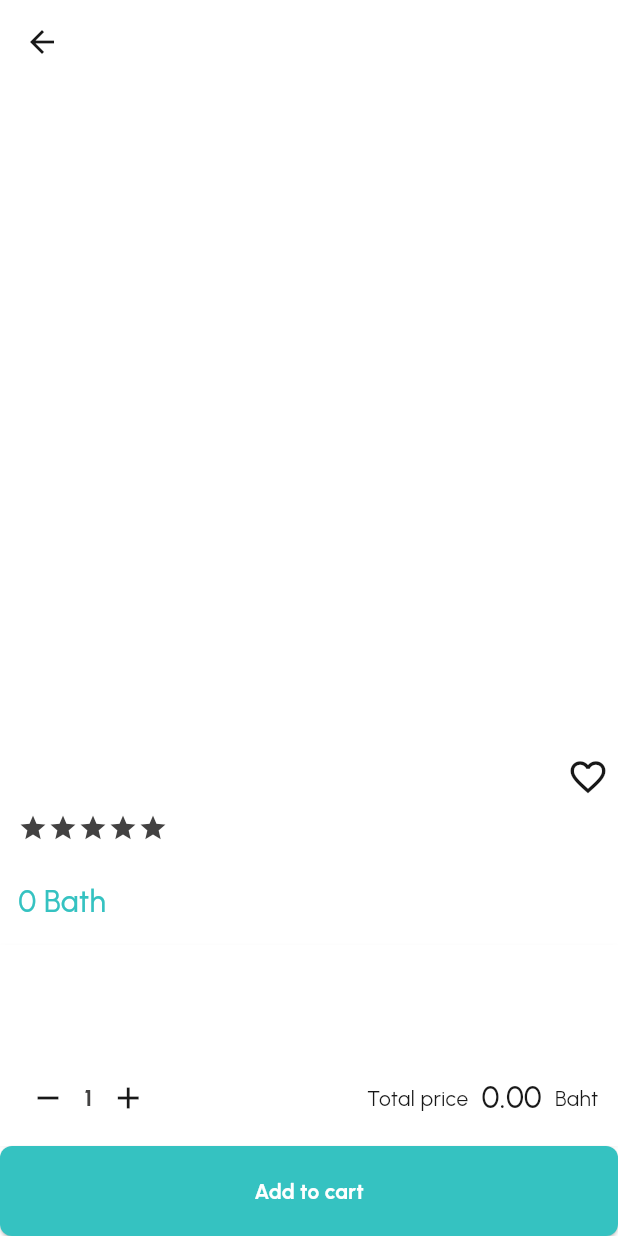
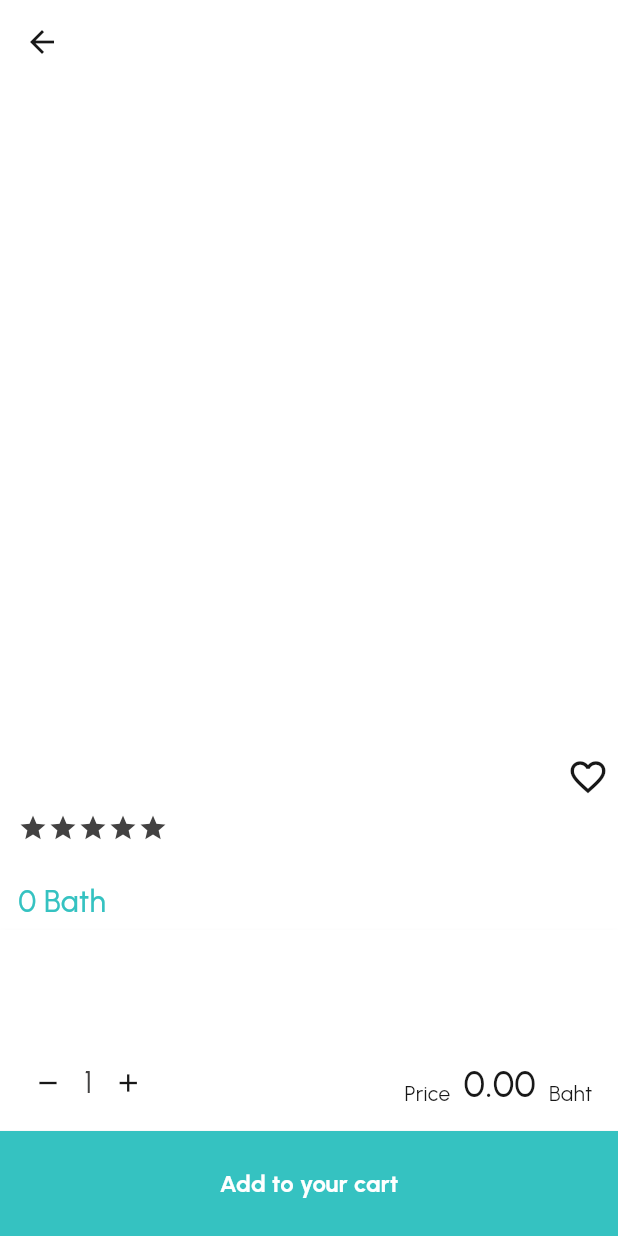
Before and after one commit to TanwaratSalee/StyleFinder, a Flutter app: the ItemDetails screen opened directly with empty values, on a phone screen of 412 x 824 dp. Run offline on Flutter 3.47's test engine with Material 3 defaults, Android fonts, the phone set to English and light mode, and no system bars; drawn by our look-alikes of velocity_x; our stand-ins replace cloud_firestore, firebase_auth, firebase_core, firebase_storage, flutter_card_swiper, font_awesome_flutter and 4 more; missing offline and left inert: flutter_facebook_auth, omise_flutter, pattern_formatter; accounts and stored records are empty.

Commit message:
items detail

```diff
--- a/lib/Views/home_screen/home_screen.dart
+++ b/lib/Views/home_screen/home_screen.dart
@@ -78,7 +78,7 @@ class _HomeScreenState extends State<HomeScreen> {
 
   @override
   Widget build(BuildContext context) {
-    var screenSize = MediaQuery.of(context).size; // ขนาดหน้าจอ
+    var screenSize = MediaQuery.of(context).size;
 
     return Scaffold(
       backgroundColor: whiteColor,
--- a/lib/Views/store_screen/item_details.dart
+++ b/lib/Views/store_screen/item_details.dart
@@ -52,11 +52,11 @@ class _ItemDetailsState extends State<ItemDetails> {
     fetchVendorImageUrl(widget.data['vendor_id']);
   }
 
-  int? selectedIndex; // This holds the index of the currently selected item
+  int? selectedIndex;
 
   void selectItem(int index) {
     setState(() {
-      selectedIndex = index; // Update the selectedIndex on tap
+      selectedIndex = index;
     });
   }
 
@@ -95,7 +95,8 @@ class _ItemDetailsState extends State<ItemDetails> {
       child: Scaffold(
         backgroundColor: whiteColor,
         appBar: AppBar(
-          title: widget.title!.text.color(greyDark2)
+          title: widget.title!.text
+              .color(greyDark2)
               .fontFamily(medium)
               .size(18)
               .make(),
@@ -135,8 +136,7 @@ class _ItemDetailsState extends State<ItemDetails> {
                               fontFamily: medium,
                               fontSize: 22,
                             ),
-                            softWrap:
-                                true,
+                            softWrap: true,
                           ).box.p4.make(),
                         ),
                         const Spacer(),
@@ -198,7 +198,8 @@ class _ItemDetailsState extends State<ItemDetails> {
                             children: [
                               5.widthBox,
                               Obx(() {
-                                String imageUrl = controller.vendorImageUrl.value;
+                                String imageUrl =
+                                    controller.vendorImageUrl.value;
                                 return imageUrl.isNotEmpty
                                     ? Image.network(
                                         imageUrl,
@@ -238,7 +239,13 @@ class _ItemDetailsState extends State<ItemDetails> {
                               style: TextStyle(
                                   color: whiteColor, fontFamily: regular),
                             ),
-                          ).box.padding(EdgeInsets.symmetric(horizontal: 20, vertical: 10)).color(primaryApp).roundedLg.make(),
+                          )
+                              .box
+                              .padding(EdgeInsets.symmetric(
+                                  horizontal: 20, vertical: 10))
+                              .color(primaryApp)
+                              .roundedLg
+                              .make(),
                         )
                       ],
                     )
@@ -296,7 +303,8 @@ class _ItemDetailsState extends State<ItemDetails> {
                           SizedBox(height: 5),
                           Text(
                             widget.data['p_desc'],
-                          ) .text
+                          )
+                              .text
                               .color(blackColor)
                               .size(12)
                               .fontFamily(regular)
@@ -364,7 +372,12 @@ class _ItemDetailsState extends State<ItemDetails> {
                         );
                       },
                     ),
-                  ).box.padding(EdgeInsets.only(left: 10,)).make(),
+                  )
+                      .box
+                      .padding(EdgeInsets.only(
+                        left: 10,
+                      ))
+                      .make(),
 
                   // Row for Quantity Adjustment
                   Row(
@@ -378,13 +391,13 @@ class _ItemDetailsState extends State<ItemDetails> {
                               controller.calculateTotalPrice(
                                   int.parse(widget.data['p_price']));
                             },
-                            icon: const Icon(Icons.remove),
+                            icon: const Icon(Icons.remove, size: 20),
                           ),
                           Text(controller.quantity.value.toString())
                               .text
-                              .size(16)
+                              .size(20)
                               .color(greyDark2)
-                              .fontFamily(bold)
+                              .fontFamily(regular)
                               .make(),
                           IconButton(
                             onPressed: () {
@@ -393,15 +406,19 @@ class _ItemDetailsState extends State<ItemDetails> {
                               controller.calculateTotalPrice(
                                   int.parse(widget.data['p_price']));
                             },
-                            icon: const Icon(Icons.add),
+                            icon: const Icon(Icons.add, size: 20),
                           ),
                         ],
                       ).box.padding(const EdgeInsets.all(8)).make(),
 
                       // Displaying Total Price
-                      Row(
+                      Container(
+                        alignment: Alignment.bottomCenter,
+                        child: Row(
+                          mainAxisAlignment: MainAxisAlignment.end,
+                          crossAxisAlignment: CrossAxisAlignment.end,
                           children: [
-                          "Total price ".text.color(blackColor).make(),
+                            "Price ".text.size(14).color(blackColor).make(),
                             5.widthBox,
                             Text(
                               NumberFormat("#,##0.00", "en_US")
@@ -409,14 +426,15 @@ class _ItemDetailsState extends State<ItemDetails> {
                             )
                                 .text
                                 .color(blackColor)
-                              .size(20)
+                                .size(24)
                                 .fontFamily(medium)
                                 .make(),
                             5.widthBox,
-                          " Baht".text.color(blackColor).make(),
+                            " Baht".text.size(14).color(blackColor).make(),
                             5.widthBox,
                           ],
-                      ).box.padding(const EdgeInsets.all(8)).make(),
+                        ).box.padding(const EdgeInsets.symmetric(horizontal: 12)).make(),
+                      ),
                     ],
                   ),
                 ],
@@ -424,15 +442,14 @@ class _ItemDetailsState extends State<ItemDetails> {
             ),
             SizedBox(
               width: double.infinity,
-              height: 60,
+              height: 70,
               child: ourButton(
                   color: primaryApp,
                   onPress: () {
                     if (controller.quantity.value > 0 &&
                         selectedIndex != null) {
-                      // Check if a size is selected
-                      String selectedSize = widget.data['p_productsize'][
-                          selectedIndex!]; // Use the selected index to fetch the size
+                      String selectedSize =
+                          widget.data['p_productsize'][selectedIndex!];
                       controller.addToCart(
                         context: context,
                         vendorID: widget.data['vendor_id'],
@@ -441,9 +458,9 @@ class _ItemDetailsState extends State<ItemDetails> {
                         sellername: widget.data['p_seller'],
                         title: widget.data['p_name'],
                         tprice: controller.totalPrice.value,
-                        productsize: selectedSize, // Pass the selected size
+                        productsize: selectedSize,
                       );
-                      VxToast.show(context, msg: "Added to cart");
+                      VxToast.show(context, msg: "Add to your cart");
                     } else {
                       VxToast.show(context,
                           msg:
@@ -451,7 +468,7 @@ class _ItemDetailsState extends State<ItemDetails> {
                     }
                   },
                   textColor: whiteColor,
-                  title: "Add to cart"),
+                  title: "Add to your cart"),
             ),
           ],
         ),
--- a/lib/Views/widgets_common/our_button.dart
+++ b/lib/Views/widgets_common/our_button.dart
@@ -6,14 +6,14 @@ Widget ourButton(
     style: ElevatedButton.styleFrom(
       backgroundColor: color,
       shape: RoundedRectangleBorder(
-        borderRadius: BorderRadius.circular(8),
+        // borderRadius: BorderRadius.circular(0),
       ),
       minimumSize: const Size(double.infinity, 45),
     ),
     onPressed: onPress,
     child: (title ?? '')
         .text
-        .bold
+        .size(16)
         .color(textColor ?? blackColor)
         .fontFamily(bold)
         .make(),
--- a/lib/consts/strings.dart
+++ b/lib/consts/strings.dart
@@ -29,7 +29,7 @@ const home = "Home",
     // collection = "Collection",
     news = "News",
     match = "Match",
-    person = "Me";
+    profile = "Profile";
 
 // ---------------------------------- News Screen ----------------------------------
 const searchanything = "Search anything...",
```
Also changed, not shown: lib/Views/home_screen/mainHome.dart (+6 -2 lines). Lines whose indentation alone changed are shown as unchanged.
